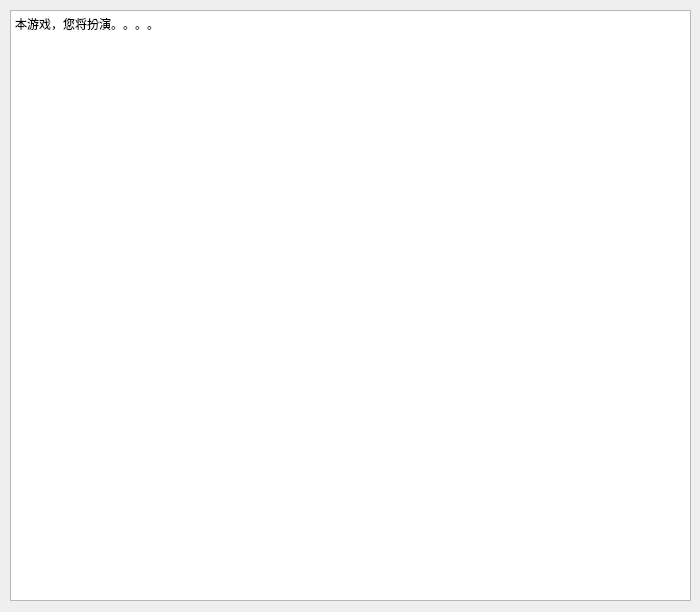
GeoffreyHowe/xiaozhenzuotijia, file helpdialog.ui: the form before one commit.
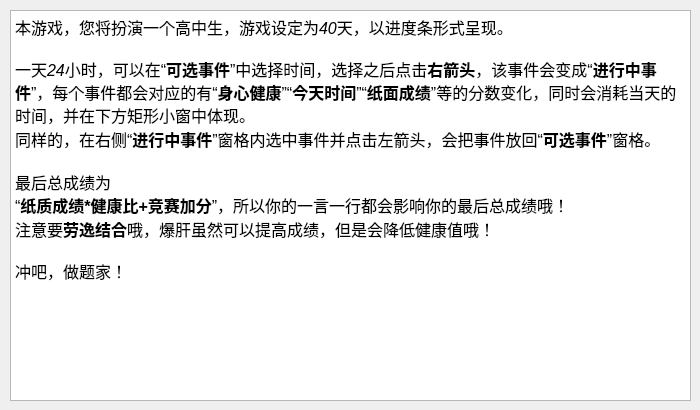
The form after the commit.

The edit to the form file:
```diff
--- a/helpdialog.ui
+++ b/helpdialog.ui
@@ -7,7 +7,7 @@
     <x>0</x>
     <y>0</y>
     <width>700</width>
-    <height>612</height>
+    <height>410</height>
    </rect>
   </property>
   <property name="windowTitle">
@@ -19,7 +19,7 @@
      <x>10</x>
      <y>10</y>
      <width>681</width>
-     <height>591</height>
+     <height>391</height>
     </rect>
    </property>
    <property name="html">
@@ -27,8 +27,13 @@
 &lt;html&gt;&lt;head&gt;&lt;meta name=&quot;qrichtext&quot; content=&quot;1&quot; /&gt;&lt;style type=&quot;text/css&quot;&gt;
 p, li { white-space: pre-wrap; }
 &lt;/style&gt;&lt;/head&gt;&lt;body style=&quot; font-family:'SimSun'; font-size:9pt; font-weight:400; font-style:normal;&quot;&gt;
-&lt;p style=&quot; margin-top:0px; margin-bottom:0px; margin-left:0px; margin-right:0px; -qt-block-indent:0; text-indent:0px;&quot;&gt;本游戏，您将扮演。。。。&lt;/p&gt;
-&lt;p style=&quot;-qt-paragraph-type:empty; margin-top:0px; margin-bottom:0px; margin-left:0px; margin-right:0px; -qt-block-indent:0; text-indent:0px;&quot;&gt;&lt;br /&gt;&lt;/p&gt;&lt;/body&gt;&lt;/html&gt;</string>
+&lt;p style=&quot; margin-top:0px; margin-bottom:0px; margin-left:0px; margin-right:0px; -qt-block-indent:0; text-indent:0px;&quot;&gt;&lt;span style=&quot; font-size:12pt;&quot;&gt;本游戏，您将扮演一个高中生，游戏设定为&lt;/span&gt;&lt;span style=&quot; font-size:12pt; font-style:italic;&quot;&gt;40&lt;/span&gt;&lt;span style=&quot; font-size:12pt;&quot;&gt;天，以进度条形式呈现。&lt;/span&gt;&lt;/p&gt;
+&lt;p style=&quot; margin-top:0px; margin-bottom:0px; margin-left:0px; margin-right:0px; -qt-block-indent:0; text-indent:0px;&quot;&gt;&lt;span style=&quot; font-size:12pt;&quot;&gt;&lt;br /&gt;一天&lt;/span&gt;&lt;span style=&quot; font-size:12pt; font-style:italic;&quot;&gt;24&lt;/span&gt;&lt;span style=&quot; font-size:12pt;&quot;&gt;小时，可以在“&lt;/span&gt;&lt;span style=&quot; font-size:12pt; font-weight:600;&quot;&gt;可选事件&lt;/span&gt;&lt;span style=&quot; font-size:12pt;&quot;&gt;”中选择时间，选择之后点击&lt;/span&gt;&lt;span style=&quot; font-size:12pt; font-weight:600;&quot;&gt;右箭头&lt;/span&gt;&lt;span style=&quot; font-size:12pt;&quot;&gt;，该事件会变成“&lt;/span&gt;&lt;span style=&quot; font-size:12pt; font-weight:600;&quot;&gt;进行中事件&lt;/span&gt;&lt;span style=&quot; font-size:12pt;&quot;&gt;”，每个事件都会对应的有“&lt;/span&gt;&lt;span style=&quot; font-size:12pt; font-weight:600;&quot;&gt;身心健康&lt;/span&gt;&lt;span style=&quot; font-size:12pt;&quot;&gt;”“&lt;/span&gt;&lt;span style=&quot; font-size:12pt; font-weight:600;&quot;&gt;今天时间&lt;/span&gt;&lt;span style=&quot; font-size:12pt;&quot;&gt;”“&lt;/span&gt;&lt;span style=&quot; font-size:12pt; font-weight:600;&quot;&gt;纸面成绩&lt;/span&gt;&lt;span style=&quot; font-size:12pt;&quot;&gt;”等的分数变化，同时会消耗当天的时间，并在下方矩形小窗中体现。&lt;/span&gt;&lt;/p&gt;
+&lt;p style=&quot; margin-top:0px; margin-bottom:0px; margin-left:0px; margin-right:0px; -qt-block-indent:0; text-indent:0px;&quot;&gt;&lt;span style=&quot; font-size:12pt;&quot;&gt;同样的，在右侧“&lt;/span&gt;&lt;span style=&quot; font-size:12pt; font-weight:600;&quot;&gt;进行中事件&lt;/span&gt;&lt;span style=&quot; font-size:12pt;&quot;&gt;”窗格内选中事件并点击左箭头，会把事件放回“&lt;/span&gt;&lt;span style=&quot; font-size:12pt; font-weight:600;&quot;&gt;可选事件&lt;/span&gt;&lt;span style=&quot; font-size:12pt;&quot;&gt;”窗格。&lt;/span&gt;&lt;/p&gt;
+&lt;p style=&quot;-qt-paragraph-type:empty; margin-top:0px; margin-bottom:0px; margin-left:0px; margin-right:0px; -qt-block-indent:0; text-indent:0px; font-size:12pt;&quot;&gt;&lt;br /&gt;&lt;/p&gt;
+&lt;p style=&quot; margin-top:0px; margin-bottom:0px; margin-left:0px; margin-right:0px; -qt-block-indent:0; text-indent:0px;&quot;&gt;&lt;span style=&quot; font-size:12pt;&quot;&gt;最后总成绩为&lt;br /&gt;“&lt;/span&gt;&lt;span style=&quot; font-size:12pt; font-weight:600;&quot;&gt;纸质成绩*健康比+竞赛加分&lt;/span&gt;&lt;span style=&quot; font-size:12pt;&quot;&gt;”，所以你的一言一行都会影响你的最后总成绩哦！&lt;/span&gt;&lt;/p&gt;
+&lt;p style=&quot; margin-top:0px; margin-bottom:0px; margin-left:0px; margin-right:0px; -qt-block-indent:0; text-indent:0px;&quot;&gt;&lt;span style=&quot; font-size:12pt;&quot;&gt;注意要&lt;/span&gt;&lt;span style=&quot; font-size:12pt; font-weight:600;&quot;&gt;劳逸结合&lt;/span&gt;&lt;span style=&quot; font-size:12pt;&quot;&gt;哦，爆肝虽然可以提高成绩，但是会降低健康值哦！&lt;/span&gt;&lt;/p&gt;
+&lt;p style=&quot; margin-top:0px; margin-bottom:0px; margin-left:0px; margin-right:0px; -qt-block-indent:0; text-indent:0px;&quot;&gt;&lt;span style=&quot; font-size:12pt;&quot;&gt;&lt;br /&gt;冲吧，做题家！&lt;br /&gt;&lt;/span&gt;&lt;/p&gt;&lt;/body&gt;&lt;/html&gt;</string>
    </property>
   </widget>
  </widget>
```
Left out of the diff: 2 changed lines with no effect on the pictures.
